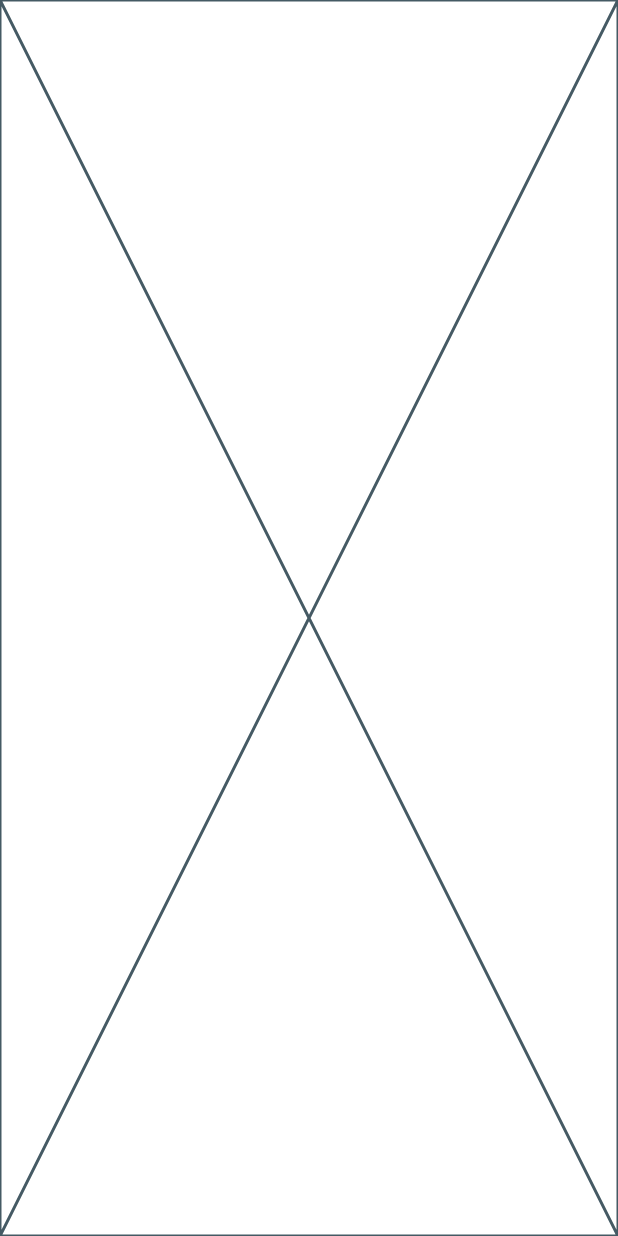
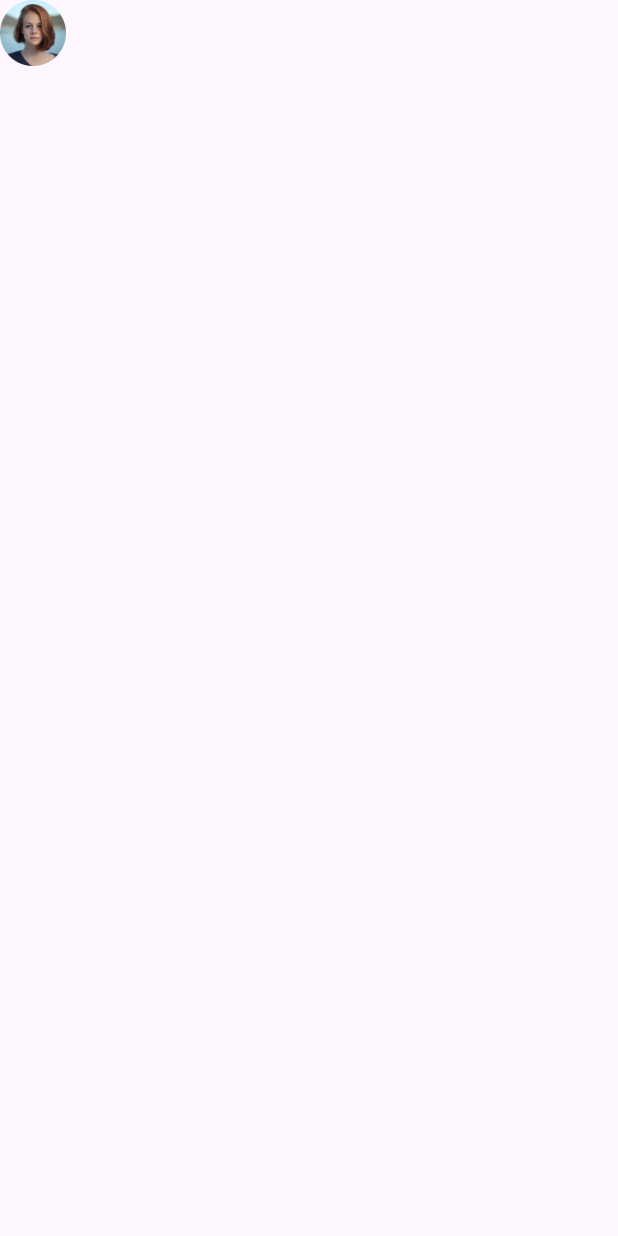
Before and after one commit to Lisawakhidah/shop_ui, a Flutter app: the screen it shows after launch, after a tap on "Lets Start !", on a phone screen of 412 x 824 dp. Run offline on Flutter 3.47's test engine with Material 3 defaults, Android fonts, the phone set to English and light mode, and no system bars; our stand-ins replace google_fonts.

Commit message:
Home.dart

```diff
--- a/lib/home/home.dart
+++ b/lib/home/home.dart
@@ -5,6 +5,22 @@ class HomePage extends StatelessWidget {
 
   @override
   Widget build(BuildContext context) {
-    return const Placeholder();
+    return Scaffold(
+      body: ListView(
+        children: [
+          Row(
+            children: [
+              ClipRRect(
+                child: Image.asset(
+                  'assets/image/elips.png',
+                  width: 44,
+                  height: 44,
+                ),
+              )
+            ],
+          )
+        ],
+      ),
+    );
   }
 }
--- a/lib/onboarding_screen/lets_start.dart
+++ b/lib/onboarding_screen/lets_start.dart
@@ -13,7 +13,7 @@ class OnboardingScreen extends StatelessWidget {
           Container(
             width: double.infinity,
             height: 480,
-            decoration: BoxDecoration(
+            decoration: const BoxDecoration(
                 color: Color(0xFFF0F4EF),
                 borderRadius: BorderRadius.only(
                     bottomLeft: Radius.circular(150),
@@ -30,14 +30,6 @@ class OnboardingScreen extends StatelessWidget {
                   fontSize: 40,
                   fontWeight: FontWeight.w600,
                 ))
-
-                // TextStyle(
-                //   color: Color(0xFF1E271A),
-                //   fontSize: 45,
-                //   fontFamily: 'google',
-                //   fontWeight: FontWeight.w600,
-                //   height: 0,
-                // ),
                 ),
           ),
           InkWell(
```
